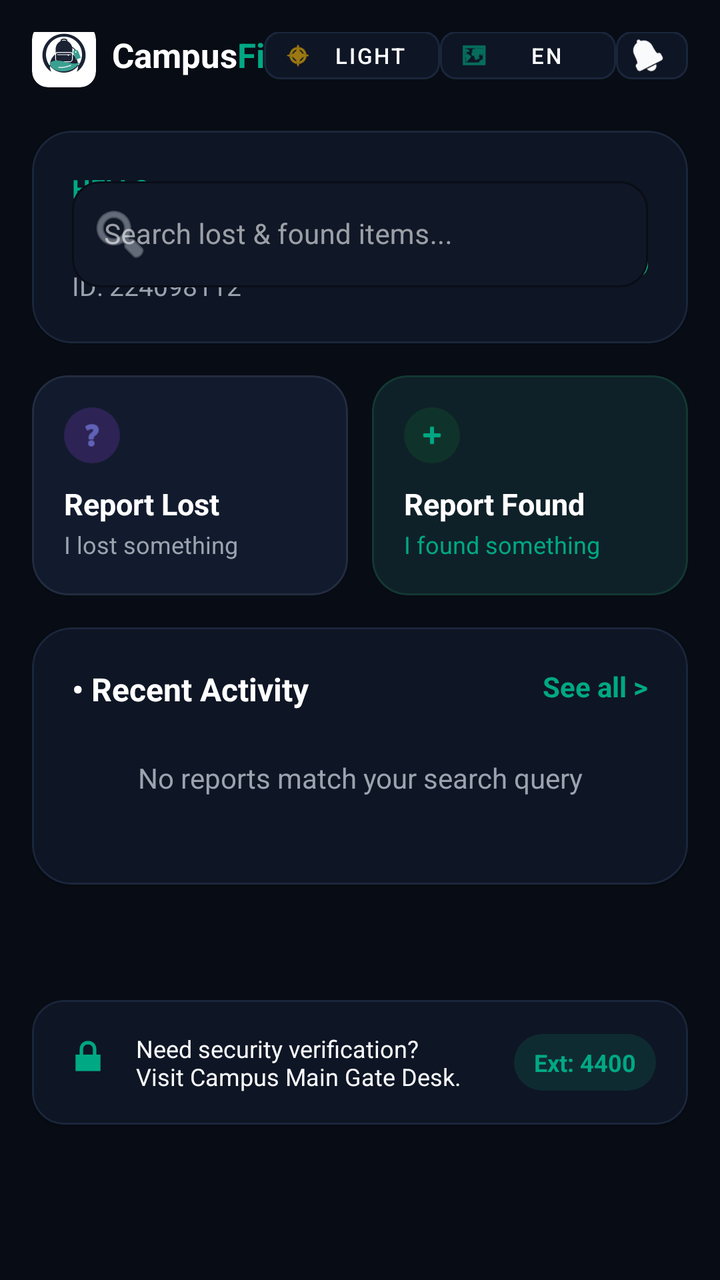
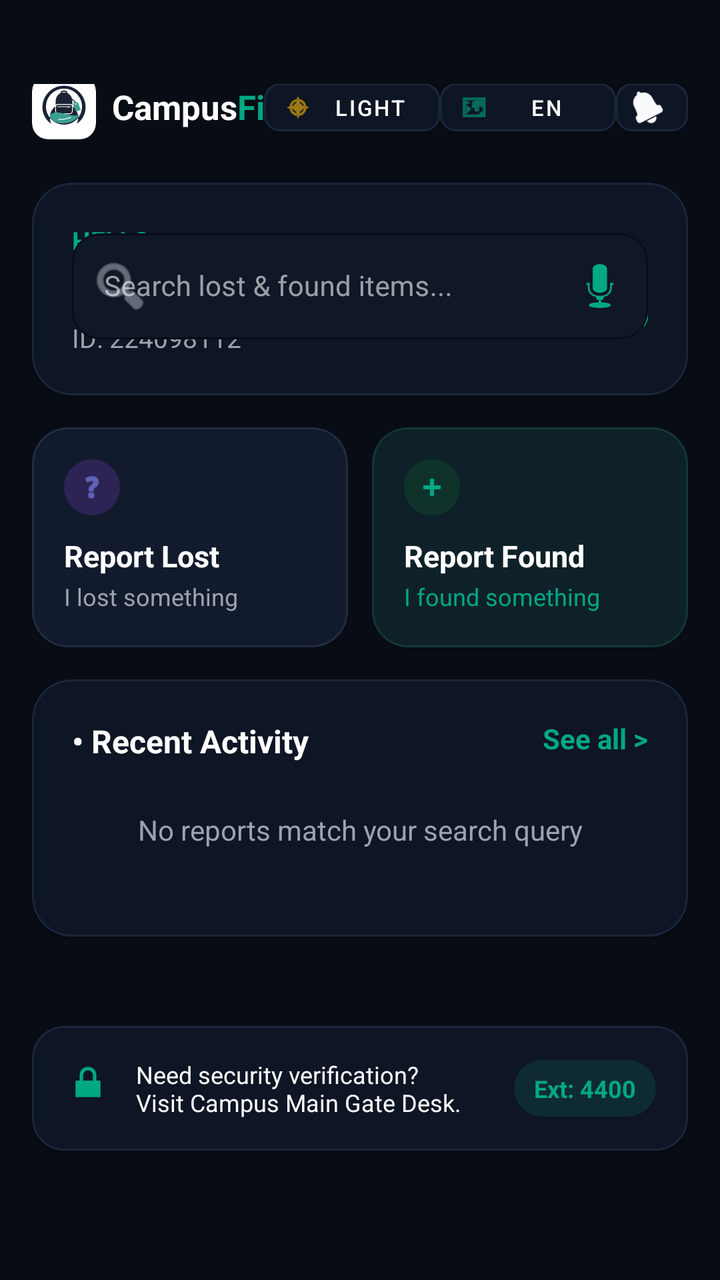

Screens rendered from an Android XML layout before and after an edit, with the pre-edit source and the edit as a unified diff.
<!-- AndroidManifest.xml: application theme Theme.CampusFindApp -->
<!-- res/layout/fragment_home.xml -->
<?xml version="1.0" encoding="utf-8"?>
<layout xmlns:android="http://schemas.android.com/apk/res/android"
    xmlns:app="http://schemas.android.com/apk/res-auto">

    <ScrollView
        android:layout_width="match_parent"
        android:layout_height="match_parent"
        android:background="#080C14"
        android:fillViewport="true">

        <androidx.constraintlayout.widget.ConstraintLayout
            android:layout_width="match_parent"
            android:layout_height="wrap_content"
            android:padding="16dp">

            
            <com.google.android.material.card.MaterialCardView
                android:id="@+id/card_top_header"
                android:layout_width="32dp"
                android:layout_height="32dp"
                app:cardBackgroundColor="#FFFFFF"
                app:cardCornerRadius="8dp"
                app:cardElevation="0dp"
                app:layout_constraintBottom_toBottomOf="@id/tv_home_brand"
                app:layout_constraintStart_toStartOf="parent"
                app:layout_constraintTop_toTopOf="@id/tv_home_brand">

                <ImageView
                    android:layout_width="match_parent"
                    android:layout_height="match_parent"
                    android:contentDescription="@string/app_name"
                    android:padding="4dp"
                    android:src="@drawable/ic_campus_find_logo" />
            </com.google.android.material.card.MaterialCardView>

            <TextView
                android:id="@+id/tv_home_brand"
                android:layout_width="wrap_content"
                android:layout_height="wrap_content"
                android:layout_marginStart="8dp"
                android:text="Campus"
                android:textColor="#FFFFFF"
                android:textSize="17sp"
                android:textStyle="bold"
                app:layout_constraintStart_toEndOf="@id/card_top_header"
                app:layout_constraintTop_toTopOf="parent" />

            <TextView
                android:id="@+id/tv_home_brand_find"
                android:layout_width="wrap_content"
                android:layout_height="wrap_content"
                android:text="Find"
                android:textColor="#00A884"
                android:textSize="17sp"
                android:textStyle="bold"
                app:layout_constraintBottom_toBottomOf="@id/tv_home_brand"
                app:layout_constraintStart_toEndOf="@id/tv_home_brand"
                app:layout_constraintTop_toTopOf="@id/tv_home_brand" />

            <TextView
                android:id="@+id/tv_home_tagline"
                android:layout_width="0dp"
                android:layout_height="wrap_content"
                android:layout_marginStart="6dp"
                android:ellipsize="end"
                android:maxLines="1"
                android:text="@string/tagline"
                android:textColor="#6B7280"
                android:textSize="12sp"
                app:layout_constraintBottom_toBottomOf="@id/tv_home_brand"
                app:layout_constraintEnd_toStartOf="@id/btn_theme_toggle"
                app:layout_constraintStart_toEndOf="@id/tv_home_brand_find"
                app:layout_constraintTop_toTopOf="@id/tv_home_brand" />

            
            <com.google.android.material.button.MaterialButton
                android:id="@+id/btn_theme_toggle"
                style="@style/Widget.MaterialComponents.Button.OutlinedButton"
                android:layout_width="wrap_content"
                android:layout_height="36dp"
                android:paddingHorizontal="10dp"
                android:text="@string/light_mode"
                android:textColor="#F9FAFB"
                android:textSize="11sp"
                app:backgroundTint="#0E1524"
                app:cornerRadius="8dp"
                app:icon="@android:drawable/ic_menu_compass"
                app:iconSize="14dp"
                app:iconTint="#FBBC05"
                app:layout_constraintBottom_toBottomOf="@id/tv_home_brand"
                app:layout_constraintEnd_toStartOf="@id/btn_language_dropdown"
                app:layout_constraintTop_toTopOf="@id/tv_home_brand"
                app:strokeColor="#1A263B" />

            
            <com.google.android.material.button.MaterialButton
                android:id="@+id/btn_language_dropdown"
                style="@style/Widget.MaterialComponents.Button.OutlinedButton"
                android:layout_width="wrap_content"
                android:layout_height="36dp"
                android:layout_marginStart="4dp"
                android:paddingHorizontal="10dp"
                android:text="EN"
                android:textColor="#F9FAFB"
                android:textSize="11sp"
                app:backgroundTint="#0E1524"
                app:cornerRadius="8dp"
                app:icon="@android:drawable/ic_menu_mapmode"
                app:iconSize="14dp"
                app:iconTint="#00A884"
                app:layout_constraintBottom_toBottomOf="@id/tv_home_brand"
                app:layout_constraintEnd_toStartOf="@id/btn_alerts_bell"
                app:layout_constraintTop_toTopOf="@id/tv_home_brand"
                app:strokeColor="#1A263B" />

            
            <com.google.android.material.button.MaterialButton
                android:id="@+id/btn_alerts_bell"
                style="@style/Widget.MaterialComponents.Button.OutlinedButton"
                android:layout_width="36dp"
                android:layout_height="36dp"
                android:layout_marginStart="4dp"
                android:padding="0dp"
                app:backgroundTint="#0E1524"
                app:cornerRadius="8dp"
                app:icon="@android:drawable/ic_popup_reminder"
                app:iconGravity="textStart"
                app:iconSize="16dp"
                app:iconTint="#F9FAFB"
                app:layout_constraintBottom_toBottomOf="@id/tv_home_brand"
                app:layout_constraintEnd_toEndOf="parent"
                app:layout_constraintTop_toTopOf="@id/tv_home_brand"
                app:strokeColor="#1A263B" />

            
            <com.google.android.material.card.MaterialCardView
                android:id="@+id/card_profile_search"
                android:layout_width="match_parent"
                android:layout_height="wrap_content"
                android:layout_marginTop="20dp"
                app:cardBackgroundColor="#0E1524"
                app:cardCornerRadius="20dp"
                app:layout_constraintTop_toBottomOf="@id/btn_theme_toggle"
                app:strokeColor="#1A263B"
                app:strokeWidth="1dp">

                <androidx.constraintlayout.widget.ConstraintLayout
                    android:layout_width="match_parent"
                    android:layout_height="wrap_content"
                    android:padding="20dp">

                    <TextView
                        android:id="@+id/tv_greeting"
                        android:layout_width="wrap_content"
                        android:layout_height="wrap_content"
                        android:text="@string/greeting"
                        android:textColor="#00A884"
                        android:textSize="13sp"
                        android:textStyle="bold"
                        app:layout_constraintStart_toStartOf="parent"
                        app:layout_constraintTop_toTopOf="parent" />

                    <TextView
                        android:id="@+id/tv_username"
                        android:layout_width="0dp"
                        android:layout_height="wrap_content"
                        android:layout_marginTop="2dp"
                        android:layout_marginEnd="12dp"
                        android:text="Katlego Campus"
                        android:textColor="#FFFFFF"
                        android:textSize="20sp"
                        android:textStyle="bold"
                        app:layout_constraintEnd_toStartOf="@id/fl_home_avatar"
                        app:layout_constraintStart_toStartOf="parent"
                        app:layout_constraintTop_toBottomOf="@id/tv_greeting" />

                    <TextView
                        android:id="@+id/tv_user_id"
                        android:layout_width="wrap_content"
                        android:layout_height="wrap_content"
                        android:layout_marginTop="2dp"
                        android:text="ID: 224098112"
                        android:textColor="#9CA3AF"
                        android:textSize="13sp"
                        app:layout_constraintStart_toStartOf="parent"
                        app:layout_constraintTop_toBottomOf="@id/tv_username" />

                    
                    <FrameLayout
                        android:id="@+id/fl_home_avatar"
                        android:layout_width="54dp"
                        android:layout_height="54dp"
                        app:layout_constraintEnd_toEndOf="parent"
                        app:layout_constraintTop_toTopOf="parent">

                        <com.google.android.material.imageview.ShapeableImageView
                            android:id="@+id/img_home_avatar"
                            android:layout_width="match_parent"
                            android:layout_height="match_parent"
                            android:background="#1F2D42"
                            android:padding="10dp"
                            android:scaleType="centerCrop"
                            android:src="@android:drawable/ic_menu_camera"
                            app:shapeAppearanceOverlay="@style/ShapeAppearance.Material3.Corner.Full"
                            app:strokeColor="#00A884"
                            app:strokeWidth="2dp"
                            app:tint="#F9FAFB" />

                        
                        <View
                            android:layout_width="14dp"
                            android:layout_height="14dp"
                            android:layout_gravity="bottom|end"
                            android:background="@drawable/bg_circle_dot"
                            android:backgroundTint="#10B981" />
                    </FrameLayout>

                    
                    <com.google.android.material.textfield.TextInputLayout
                        android:id="@+id/til_home_search"
                        style="@style/Widget.MaterialComponents.TextInputLayout.OutlinedBox"
                        android:layout_width="match_parent"
                        android:layout_height="wrap_content"
                        android:layout_marginTop="16dp"
                        android:hint="@string/search_hint"
                        app:boxBackgroundColor="#101726"
                        app:boxCornerRadiusBottomEnd="14dp"
                        app:boxCornerRadiusBottomStart="14dp"
                        app:boxCornerRadiusTopEnd="14dp"
                        app:boxCornerRadiusTopStart="14dp"
                        app:boxStrokeColor="#1D2A3F"
                        app:hintTextColor="#6B7280"
                        app:startIconDrawable="@android:drawable/ic_menu_search"
                        app:startIconTint="#9CA3AF">

                        <com.google.android.material.textfield.TextInputEditText
                            android:id="@+id/et_home_search"
                            android:layout_width="match_parent"
                            android:layout_height="wrap_content"
                            android:textColor="#F9FAFB"
                            android:textSize="14sp" />
                    </com.google.android.material.textfield.TextInputLayout>

                </androidx.constraintlayout.widget.ConstraintLayout>
            </com.google.android.material.card.MaterialCardView>

            
            <LinearLayout
                android:id="@+id/ll_quick_actions"
                android:layout_width="match_parent"
                android:layout_height="wrap_content"
                android:layout_marginTop="16dp"
                android:orientation="horizontal"
                app:layout_constraintTop_toBottomOf="@id/card_profile_search">

                
                <com.google.android.material.card.MaterialCardView
                    android:id="@+id/card_report_lost"
                    android:layout_width="0dp"
                    android:layout_height="110dp"
                    android:layout_marginEnd="6dp"
                    android:layout_weight="1"
                    app:cardBackgroundColor="#121B2D"
                    app:cardCornerRadius="18dp"
                    app:strokeColor="#232C40"
                    app:strokeWidth="1dp">

                    <LinearLayout
                        android:layout_width="match_parent"
                        android:layout_height="match_parent"
                        android:orientation="vertical"
                        android:padding="16dp">

                        <ImageView
                            android:layout_width="28dp"
                            android:layout_height="28dp"
                            android:background="@drawable/bg_circle_dot"
                            android:backgroundTint="#2D2354"
                            android:contentDescription="@string/report_lost"
                            android:padding="6dp"
                            android:src="@android:drawable/ic_menu_help"
                            app:tint="#818CF8" />

                        <TextView
                            android:id="@+id/tv_lost_card_title"
                            android:layout_width="wrap_content"
                            android:layout_height="wrap_content"
                            android:layout_marginTop="10dp"
                            android:text="@string/report_lost"
                            android:textColor="#FFFFFF"
                            android:textSize="15sp"
                            android:textStyle="bold" />

                        <TextView
                            android:id="@+id/tv_lost_card_sub"
                            android:layout_width="wrap_content"
                            android:layout_height="wrap_content"
                            android:layout_marginTop="2dp"
                            android:text="@string/report_lost_sub"
                            android:textColor="#9CA3AF"
                            android:textSize="12sp" />
                    </LinearLayout>
                </com.google.android.material.card.MaterialCardView>

                
                <com.google.android.material.card.MaterialCardView
                    android:id="@+id/card_report_found"
                    android:layout_width="0dp"
                    android:layout_height="110dp"
                    android:layout_marginStart="6dp"
                    android:layout_weight="1"
                    app:cardBackgroundColor="#0F2128"
                    app:cardCornerRadius="18dp"
                    app:strokeColor="#133833"
                    app:strokeWidth="1dp">

                    <LinearLayout
                        android:layout_width="match_parent"
                        android:layout_height="match_parent"
                        android:orientation="vertical"
                        android:padding="16dp">

                        <ImageView
                            android:layout_width="28dp"
                            android:layout_height="28dp"
                            android:background="@drawable/bg_circle_dot"
                            android:backgroundTint="#0F332A"
                            android:contentDescription="@string/report_found"
                            android:padding="6dp"
                            android:src="@android:drawable/ic_input_add"
                            app:tint="#00A884" />

                        <TextView
                            android:id="@+id/tv_found_card_title"
                            android:layout_width="wrap_content"
                            android:layout_height="wrap_content"
                            android:layout_marginTop="10dp"
                            android:text="@string/report_found"
                            android:textColor="#FFFFFF"
                            android:textSize="15sp"
                            android:textStyle="bold" />

                        <TextView
                            android:id="@+id/tv_found_card_sub"
                            android:layout_width="wrap_content"
                            android:layout_height="wrap_content"
                            android:layout_marginTop="2dp"
                            android:text="@string/report_found_sub"
                            android:textColor="#00A884"
                            android:textSize="12sp" />
                    </LinearLayout>
                </com.google.android.material.card.MaterialCardView>

            </LinearLayout>

            
            <com.google.android.material.card.MaterialCardView
                android:id="@+id/card_recent_activity"
                android:layout_width="match_parent"
                android:layout_height="wrap_content"
                android:layout_marginTop="16dp"
                app:cardBackgroundColor="#0E1524"
                app:cardCornerRadius="20dp"
                app:layout_constraintTop_toBottomOf="@id/ll_quick_actions"
                app:strokeColor="#1A263B"
                app:strokeWidth="1dp">

                <LinearLayout
                    android:layout_width="match_parent"
                    android:layout_height="wrap_content"
                    android:orientation="vertical"
                    android:padding="20dp">

                    <RelativeLayout
                        android:layout_width="match_parent"
                        android:layout_height="wrap_content">

                        <TextView
                            android:id="@+id/tv_recent_title"
                            android:layout_width="wrap_content"
                            android:layout_height="wrap_content"
                            android:text="@string/recent_reports"
                            android:textColor="#FFFFFF"
                            android:textSize="16sp"
                            android:textStyle="bold" />

                        <TextView
                            android:id="@+id/tv_see_all"
                            android:layout_width="wrap_content"
                            android:layout_height="wrap_content"
                            android:layout_alignParentEnd="true"
                            android:text="@string/see_all"
                            android:textColor="#00A884"
                            android:textSize="14sp"
                            android:textStyle="bold" />
                    </RelativeLayout>

                    <TextView
                        android:id="@+id/tv_no_reports"
                        android:layout_width="match_parent"
                        android:layout_height="wrap_content"
                        android:layout_marginVertical="24dp"
                        android:gravity="center"
                        android:text="@string/no_reports"
                        android:textColor="#9CA3AF"
                        android:textSize="14sp" />

                    <androidx.recyclerview.widget.RecyclerView
                        android:id="@+id/rv_home_reports"
                        android:layout_width="match_parent"
                        android:layout_height="wrap_content"
                        android:nestedScrollingEnabled="false"
                        android:visibility="gone" />

                </LinearLayout>
            </com.google.android.material.card.MaterialCardView>

            
            <com.google.android.material.card.MaterialCardView
                android:id="@+id/card_security_banner"
                android:layout_width="match_parent"
                android:layout_height="wrap_content"
                android:layout_marginTop="16dp"
                android:layout_marginBottom="20dp"
                app:cardBackgroundColor="#0E1524"
                app:cardCornerRadius="16dp"
                app:layout_constraintBottom_toBottomOf="parent"
                app:layout_constraintTop_toBottomOf="@id/card_recent_activity"
                app:strokeColor="#1A263B"
                app:strokeWidth="1dp">

                <RelativeLayout
                    android:layout_width="match_parent"
                    android:layout_height="wrap_content"
                    android:padding="16dp">

                    <ImageView
                        android:id="@+id/img_shield"
                        android:layout_width="24dp"
                        android:layout_height="24dp"
                        android:contentDescription="@string/get_started"
                        android:src="@android:drawable/ic_lock_lock"
                        app:tint="#00A884" />

                    <TextView
                        android:id="@+id/tv_security_text"
                        android:layout_width="0dp"
                        android:layout_height="wrap_content"
                        android:layout_marginHorizontal="12dp"
                        android:layout_toStartOf="@id/tv_ext_badge"
                        android:layout_toEndOf="@id/img_shield"
                        android:text="@string/security_banner"
                        android:textColor="#F9FAFB"
                        android:textSize="12sp" />

                    <TextView
                        android:id="@+id/tv_ext_badge"
                        android:layout_width="wrap_content"
                        android:layout_height="wrap_content"
                        android:layout_alignParentEnd="true"
                        android:layout_centerVertical="true"
                        android:background="@drawable/bg_rounded_pill"
                        android:backgroundTint="#0F2B32"
                        android:paddingHorizontal="10dp"
                        android:paddingVertical="6dp"
                        android:text="Ext: 4400"
                        android:textColor="#00A884"
                        android:textSize="12sp"
                        android:textStyle="bold" />

                </RelativeLayout>
            </com.google.android.material.card.MaterialCardView>

        </androidx.constraintlayout.widget.ConstraintLayout>
    </ScrollView>
</layout>
<!-- resources referenced by this layout -->
<resources>
  <!-- drawable bg_circle_dot (drawable) -->
  <?xml version="1.0" encoding="utf-8"?>
  <shape xmlns:android="http://schemas.android.com/apk/res/android"
      android:shape="oval">
      <solid android:color="#00A884" />
  </shape>
  <!-- drawable bg_rounded_pill (drawable) -->
  <?xml version="1.0" encoding="utf-8"?>
  <shape xmlns:android="http://schemas.android.com/apk/res/android"
      android:shape="rectangle">
      <corners android:radius="20dp" />
      <solid android:color="#101726" />
  </shape>
  <!-- drawable ic_campus_find_logo: vector/xml drawable (drawable, 2541 chars, omitted) -->
  <string name="app_name">CampusFindApp</string>
  <string name="get_started">Get Started</string>
  <string name="greeting">HELLO,</string>
  <string name="light_mode">Light</string>
  <string name="no_reports">No reports match your search query</string>
  <string name="recent_reports">• Recent Activity</string>
  <string name="report_found">Report Found</string>
  <string name="report_found_sub">I found something</string>
  <string name="report_lost">Report Lost</string>
  <string name="report_lost_sub">I lost something</string>
  <string name="search_hint">Search lost &amp; found items...</string>
  <string name="security_banner">Need security verification?\nVisit Campus Main Gate Desk.</string>
  <string name="see_all">See all &gt;</string>
  <string name="tagline">Find what you lost. Return what you found.</string>
  <style name="Theme.CampusFindApp" parent="Base.Theme.CampusFindApp" />
  <style name="Base.Theme.CampusFindApp" parent="Theme.MaterialComponents.DayNight.NoActionBar">
          <item name="colorPrimary">@color/teal_accent</item>
          <item name="colorPrimaryVariant">@color/teal_primary</item>
          <item name="colorOnPrimary">@color/deep_navy</item>
  
          <item name="colorSecondary">@color/accent_purple</item>
          <item name="colorSecondaryVariant">@color/accent_purple</item>
          <item name="colorOnSecondary">@color/white</item>
  
          <item name="colorSurface">@color/color_surface</item>
          <item name="colorOnSurface">@color/text_primary</item>
  
          <item name="android:colorBackground">@color/color_background</item>
          <item name="colorOnBackground">@color/text_primary</item>
  
          <item name="android:statusBarColor">@color/color_background</item>
          <item name="android:windowBackground">@color/color_background</item>
  
          <item name="android:textColor">@color/text_primary</item>
          <item name="android:textColorPrimary">@color/text_primary</item>
          <item name="android:textColorSecondary">@color/text_secondary</item>
          <item name="android:textColorHint">@color/text_hint</item>
      </style>
  <color name="teal_accent">#00A884</color>
  <color name="teal_primary">#2D7D71</color>
  <color name="deep_navy">#0B0F19</color>
  <color name="accent_purple">#4F46E5</color>
  <color name="white">#FFFFFFFF</color>
  <color name="color_surface">#0E1524</color>
  <color name="text_primary">#F9FAFB</color>
  <color name="color_background">#080C14</color>
  <color name="text_secondary">#9CA3AF</color>
  <color name="text_hint">#6B7280</color>
</resources>

<!-- the commit's change to res/layout/fragment_home.xml (unified diff, before → after) -->
@@ -5,13 +5,15 @@
     <ScrollView
         android:layout_width="match_parent"
         android:layout_height="match_parent"
-        android:background="#080C14"
+        android:background="@color/color_background"
         android:fillViewport="true">
 
         <androidx.constraintlayout.widget.ConstraintLayout
             android:layout_width="match_parent"
             android:layout_height="wrap_content"
-            android:padding="16dp">
+            android:paddingBottom="16dp"
+            android:paddingHorizontal="16dp"
+            android:paddingTop="42dp">
 
             
             <com.google.android.material.card.MaterialCardView
@@ -138,7 +140,7 @@
                 android:layout_width="match_parent"
                 android:layout_height="wrap_content"
                 android:layout_marginTop="20dp"
-                app:cardBackgroundColor="#0E1524"
+                app:cardBackgroundColor="@color/color_surface"
                 app:cardCornerRadius="20dp"
                 app:layout_constraintTop_toBottomOf="@id/btn_theme_toggle"
                 app:strokeColor="#1A263B"
@@ -229,6 +231,9 @@
                         app:boxCornerRadiusTopEnd="14dp"
                         app:boxCornerRadiusTopStart="14dp"
                         app:boxStrokeColor="#1D2A3F"
+                        app:endIconDrawable="@android:drawable/ic_btn_speak_now"
+                        app:endIconMode="custom"
+                        app:endIconTint="#00A884"
                         app:hintTextColor="#6B7280"
                         app:startIconDrawable="@android:drawable/ic_menu_search"
                         app:startIconTint="#9CA3AF">
@@ -359,7 +364,7 @@
                 android:layout_width="match_parent"
                 android:layout_height="wrap_content"
                 android:layout_marginTop="16dp"
-                app:cardBackgroundColor="#0E1524"
+                app:cardBackgroundColor="@color/color_surface"
                 app:cardCornerRadius="20dp"
                 app:layout_constraintTop_toBottomOf="@id/ll_quick_actions"
                 app:strokeColor="#1A263B"
@@ -422,7 +427,7 @@
                 android:layout_height="wrap_content"
                 android:layout_marginTop="16dp"
                 android:layout_marginBottom="20dp"
-                app:cardBackgroundColor="#0E1524"
+                app:cardBackgroundColor="@color/color_surface"
                 app:cardCornerRadius="16dp"
                 app:layout_constraintBottom_toBottomOf="parent"
                 app:layout_constraintTop_toBottomOf="@id/card_recent_activity"
